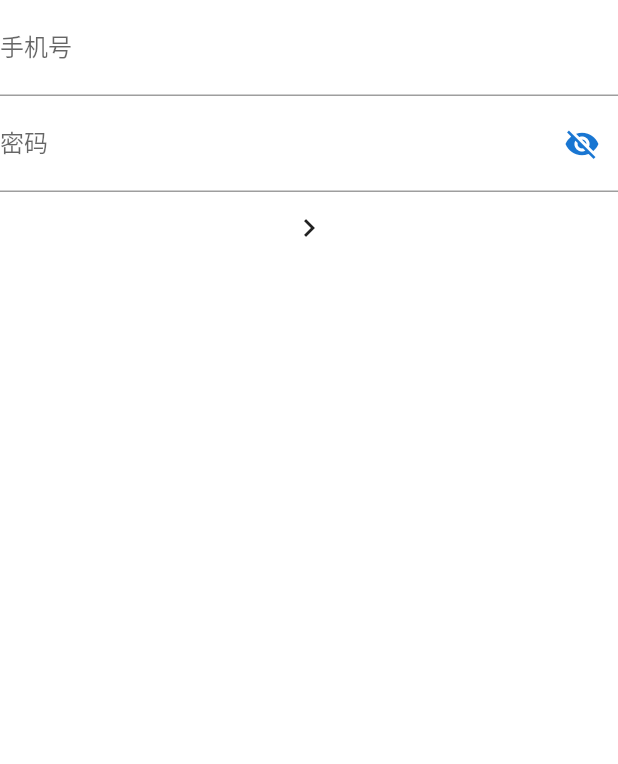
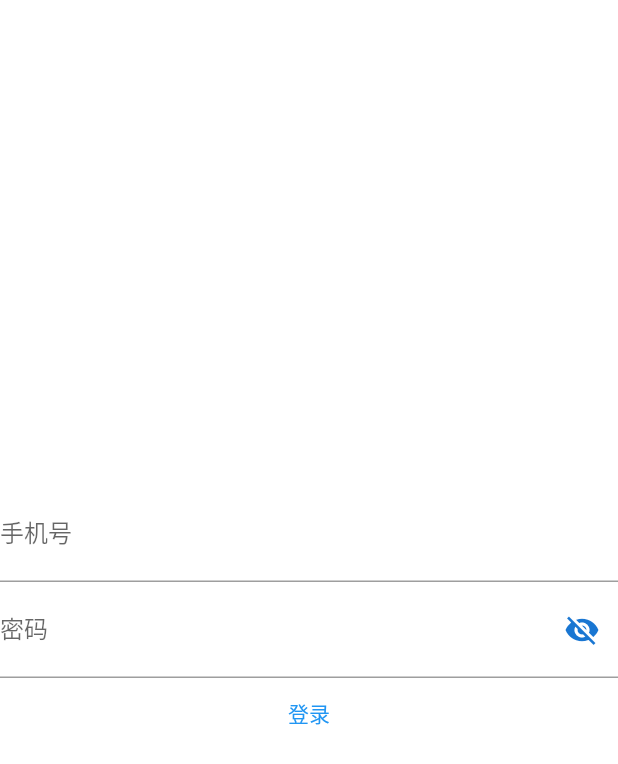
Before and after one commit to ncatch/CloudMusic-Flutter, a Flutter app: the Login screen opened by its route, on a phone screen of 412 x 824 dp. Shown: the top 764 px of the screen. Run offline on Flutter 3.47's test engine with Material 2 defaults, Android fonts, the phone set to English and light mode, and no system bars; our stand-ins replace audioplayers, cookie_jar, dio, dio_cookie_manager, flutter_swiper, fluttertoast and 1 more; missing offline and left inert: dart:html, volume_controller; accounts and stored records are empty; network calls fail.

Commit message:
feat: 登录页面微调

```diff
--- a/lib/pages/login.dart
+++ b/lib/pages/login.dart
@@ -2,9 +2,11 @@
  * @Description:
  * @Author: Walker
  * @Date: 2021-05-06 11:22:42
- * @LastEditTime: 2021-05-06 17:11:58
+ * @LastEditTime: 2021-05-06 19:41:50
  * @LastEditors: Walker
  */
+
+import 'dart:html';
 
 import 'package:cloudmusic_flutter/services/user.dart';
 import 'package:flutter/cupertino.dart';
@@ -47,7 +49,9 @@ class LoginState extends State<Login> {
   Widget build(BuildContext context) {
     var userStore = Provider.of<User>(context);
     return Scaffold(
-      body: Wrap(
+      body: Container(
+        alignment: Alignment.center,
+        child: Wrap(
           alignment: WrapAlignment.center,
           children: [
             TextField(
@@ -61,7 +65,7 @@ class LoginState extends State<Login> {
             TextField(
               controller: passwordText,
               keyboardType: TextInputType.text,
-            obscureText: false,
+              obscureText: !passwordVisible,
               decoration: InputDecoration(
                 labelText: '密码',
                 hintText: '请输入密码',
@@ -81,12 +85,14 @@ class LoginState extends State<Login> {
                 ),
               ),
             ),
-          IconButton(
+            TextButton(
               onPressed: () {
                 login(userStore);
               },
-              icon: Icon(Icons.navigate_next_outlined))
+              child: Text('登录'),
+            ),
           ],
+        ),
       ),
     );
   }
```
Lines whose indentation alone changed are shown as unchanged.
